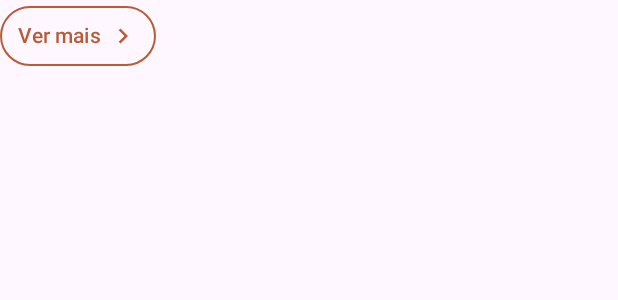
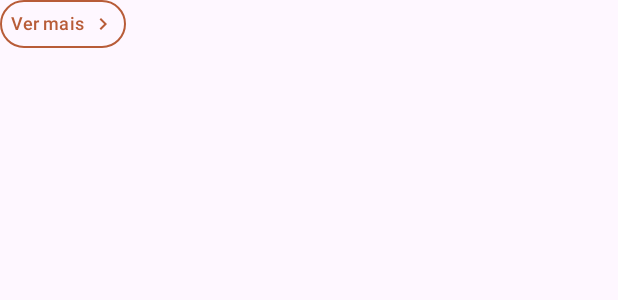
Before and after one commit to PedroHigorr/DeLibris, an Android app built with Jetpack Compose: the @Preview function SeeMoreButtonPreview, on a phone screen of 412 x 824 dp. Shown: the top 300 px of the screen. Run offline under Robolectric (Android 15) with nearby library versions, the phone set to English and light mode, and no system bars.

Commit message:
Commit de save

```diff
--- a/app/build.gradle.kts
+++ b/app/build.gradle.kts
@@ -24,7 +24,7 @@ android {
     buildTypes {
         release {
             optimization {
-                enable = false
+                enable = true
             }
         }
     }
--- a/app/src/main/java/com/example/delibris/ui/components/SeeMoreButton.kt
+++ b/app/src/main/java/com/example/delibris/ui/components/SeeMoreButton.kt
@@ -5,6 +5,7 @@ import androidx.compose.foundation.layout.Box
 import androidx.compose.foundation.layout.PaddingValues
 import androidx.compose.foundation.layout.Spacer
 import androidx.compose.foundation.layout.fillMaxSize
+import androidx.compose.foundation.layout.height
 import androidx.compose.foundation.layout.padding
 import androidx.compose.foundation.layout.size
 import androidx.compose.foundation.layout.width
@@ -18,9 +19,9 @@ import androidx.compose.material3.Text
 import androidx.compose.runtime.Composable
 import androidx.compose.ui.Modifier
 import androidx.compose.ui.graphics.Color
-import androidx.compose.ui.graphics.vector.ImageVector
 import androidx.compose.ui.tooling.preview.Preview
 import androidx.compose.ui.unit.dp
+import androidx.compose.ui.unit.sp
 import com.example.delibris.ui.theme.Terracotta
 
 @Composable
@@ -31,23 +32,24 @@ fun SeeMoreButton(
 
     OutlinedButton(
         onClick = onSeeMoreClick,
-        modifier = modifier,
+        modifier = modifier.height(32.dp),
         border = BorderStroke(1.dp, Terracotta),
         colors = ButtonDefaults.outlinedButtonColors(
             containerColor = Color.Transparent
         ),
         contentPadding = PaddingValues(
-            horizontal = 12.dp,
-            vertical = 8.dp
+            horizontal = 7.dp,
+            vertical = 3.dp
         ),
     ) {
         Text(
             text = "Ver mais",
-            color = Terracotta
+            color = Terracotta,
+            fontSize = 12.sp
             )
         Spacer(Modifier.width(4.dp))
         Icon(
-            modifier = Modifier.size(20.dp),
+            modifier = Modifier.size(16.dp),
             imageVector = Icons.AutoMirrored.Filled.KeyboardArrowRight,
             contentDescription = null,
             tint = Terracotta
```
Also changed, not shown: app/src/main/java/com/example/delibris/ui/components/FriendsBooksBar.kt (+15 -9 lines), app/src/main/java/com/example/delibris/ui/components/IconText.kt (+20 -0 lines).
